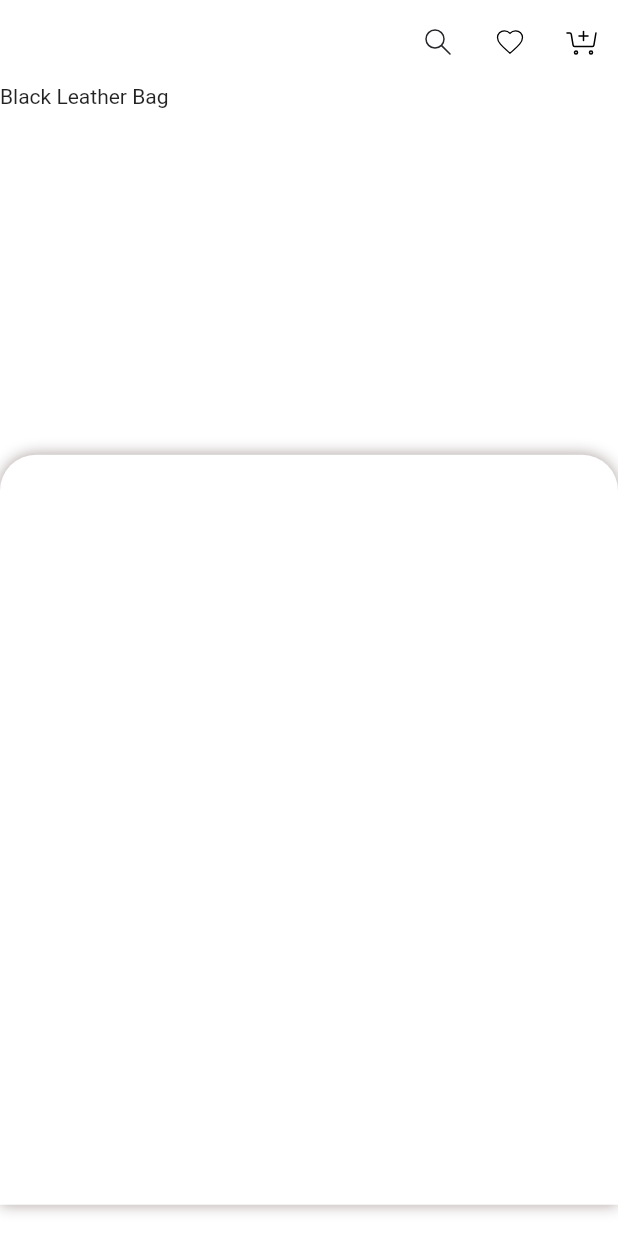
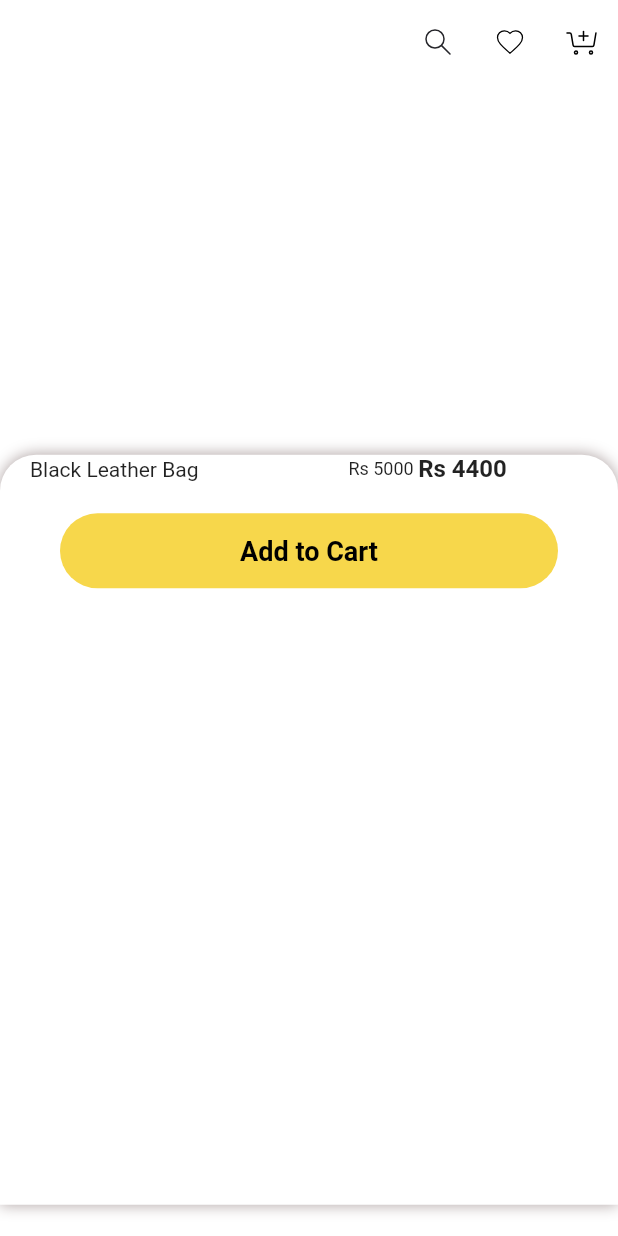
Before and after one commit to ka-kiran/steamly-e-commerce-app-flutter, a Flutter app: the ViewMorePage screen opened by its route, after a tap on "Black Leather Bag", on a phone screen of 412 x 824 dp. Run offline on Flutter 3.47's test engine with Material 2 defaults, Android fonts, the phone set to English and light mode, and no system bars; our stand-ins replace animated_splash_screen, firebase_auth, firebase_core, firebase_dynamic_links, flutter_svg, google_fonts and 1 more; accounts and stored records are empty.

```diff
--- a/lib/models/products.dart
+++ b/lib/models/products.dart
@@ -5,6 +5,7 @@ class Products {
   final int price, id;
   final Color color;
   final double rating;
+  final int markedPrice;
   Products(
       {required this.id,
       required this.image,
@@ -12,7 +13,8 @@ class Products {
       required this.price,
       required this.description,
       required this.color,
-      required this.rating});
+      required this.rating,
+      required this.markedPrice});
 }
 
 List<Products> products = [
@@ -21,6 +23,7 @@ List<Products> products = [
       image: "assets/images/bag 1.png",
       title: "Black Leather Bag",
       price: 4400,
+      markedPrice: 5000,
       description: "this is desc",
       color: Color(0xff202020),
       rating: 4.5),
@@ -29,6 +32,7 @@ List<Products> products = [
       image: "assets/images/bag 2.png",
       title: "Red Dynamo",
       price: 4999,
+      markedPrice: 5000,
       description: "this is desc 2",
       color: Color(0xff202020),
       rating: 4.2),
@@ -37,6 +41,7 @@ List<Products> products = [
       image: "assets/images/bag 3.png",
       title: "Pink Bag",
       price: 4999,
+      markedPrice: 5000,
       description: "this is desc 3",
       color: Color(0xff202020),
       rating: 4.2),
@@ -45,6 +50,7 @@ List<Products> products = [
       image: "assets/images/bag 4.png",
       title: "Pink Bag",
       price: 4999,
+      markedPrice: 5000,
       description: "this is desc 4",
       color: Color(0xff202020),
       rating: 4.2),
@@ -53,6 +59,7 @@ List<Products> products = [
       image: "assets/images/bag 5.png",
       title: "Pink Bag",
       price: 4999,
+      markedPrice: 5000,
       description: "this is desc 5",
       color: Color(0xff202020),
       rating: 4.2),
@@ -61,6 +68,7 @@ List<Products> products = [
       image: "assets/images/bag 6.png",
       title: "Pink Bag",
       price: 4999,
+      markedPrice: 5000,
       description: "this is desc 6",
       color: Color(0xff202020),
       rating: 4.2)
--- a/lib/views/home_screen.dart
+++ b/lib/views/home_screen.dart
@@ -13,6 +13,7 @@ class HomePage extends StatefulWidget {
 }
 
 class _HomePageState extends State<HomePage> {
+  GlobalKey<ScaffoldState> _drawerKey = GlobalKey();
   @override
   Widget build(BuildContext context) {
     return MaterialApp(
@@ -37,7 +38,7 @@ class _HomePageState extends State<HomePage> {
           "assets/icons/menu.svg",
           width: 50.0,
         ),
-        onPressed: () {},
+        onPressed: () => _drawerKey.currentState!.openEndDrawer(),
       ),
       title: Text(
         "Steamly",
--- /dev/null
+++ b/lib/widgets/details_page_widgets/add_cart.dart
@@ -0,0 +1,31 @@
+import 'package:flutter/material.dart';
+import 'package:google_fonts/google_fonts.dart';
+import 'package:steamly_app/utils/constants.dart';
+
+class AddToCart extends StatelessWidget {
+  final GestureTapCallback tap;
+  const AddToCart({Key? key, required this.tap}) : super(key: key);
+
+  @override
+  Widget build(BuildContext context) {
+    return GestureDetector(
+      onTap: tap,
+      child: Container(
+        margin: EdgeInsets.all(kDefaultPadding),
+        decoration: BoxDecoration(
+            borderRadius: BorderRadius.circular(kDefaultPadding * 2),
+            color: kPrimaryColor),
+        height: 50.0,
+        alignment: Alignment.center,
+        child: Text(
+          'Add to Cart',
+          style: GoogleFonts.roboto(
+            color: Colors.black,
+            fontSize: 18.0,
+            fontWeight: FontWeight.w600,
+          ),
+        ),
+      ),
+    );
+  }
+}
--- a/lib/widgets/details_page_widgets/product_details_body.dart
+++ b/lib/widgets/details_page_widgets/product_details_body.dart
@@ -2,12 +2,15 @@ import 'package:flutter/cupertino.dart';
 import 'package:flutter/material.dart';
 import 'package:steamly_app/models/products.dart';
 import 'package:steamly_app/utils/constants.dart';
+import 'package:steamly_app/widgets/details_page_widgets/add_cart.dart';
 
 class ProductDetailsBody extends StatelessWidget {
   final Products products;
   final int index;
   const ProductDetailsBody({
-    Key? key, required this.products, required this.index,
+    Key? key,
+    required this.products,
+    required this.index,
   }) : super(key: key);
 
   @override
@@ -15,10 +18,6 @@ class ProductDetailsBody extends StatelessWidget {
     Size size = MediaQuery.of(context).size;
     return SingleChildScrollView(
       child: Column(
-        children: <Widget>[
-          SizedBox(
-            height: size.height,
-            child: Stack(
         children: <Widget>[
           Container(
             margin: EdgeInsets.only(top: size.height * 0.3),
@@ -37,9 +36,32 @@ class ProductDetailsBody extends StatelessWidget {
                 )
               ],
             ),
+            child: Padding(
+              padding: const EdgeInsets.only(
+                  left: kDefaultPadding * 1, right: kDefaultPadding),
+              child: Column(
+                children: <Widget>[
+                  Row(
+                    children: <Widget>[
+                      Text(products.title),
+                      SizedBox(width: 100,),
+                      Text(
+                        "Rs ${products.markedPrice}",
+                        style: TextStyle(
+                          fontSize: 12,
                         ),
-                Text(products.title)
+                      ),
+                      SizedBox(width: 3,),
+                      Text(
+                        "Rs ${products.price}",
+                        style: TextStyle(
+                            fontSize: 16, fontWeight: FontWeight.bold),
+                      ),
                     ],
+                  ),
+                  AddToCart(tap: () {}),
+                ],
+              ),
             ),
           ),
         ],
--- a/lib/widgets/home_widgets/header_with_searchbox.dart
+++ b/lib/widgets/home_widgets/header_with_searchbox.dart
@@ -55,7 +55,7 @@ class HeaderWithSearchBox extends StatelessWidget {
                     ],
                   ),
                   SizedBox(
-                    width: 100.0,
+                    width: size.width*0.29,
                   ),
                   Row(
                     children: <Widget>[
```
Lines whose indentation alone changed are shown as unchanged.
